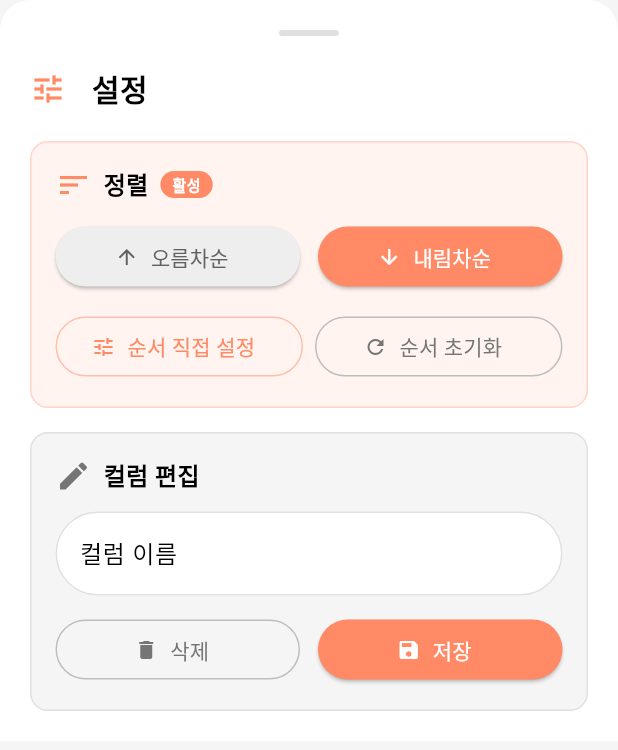
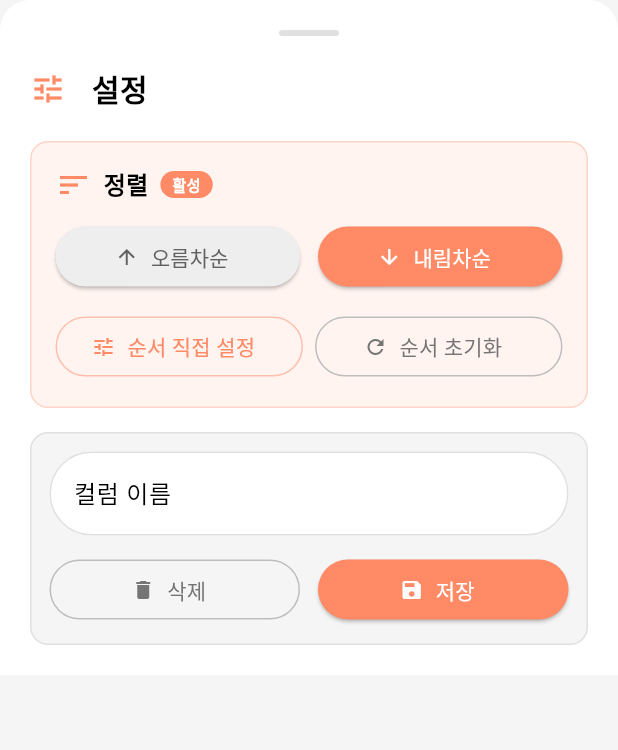
Before and after one commit to ruby400/house_note, a Flutter app: the ColumnSortFilterBottomSheet widget shown alone on an empty page, opened directly with empty values, on a phone screen of 412 x 824 dp. Shown: the top 750 px of the screen. Run offline on Flutter 3.47's test engine with Material 3 defaults, Android fonts, the phone set to English and light mode, and no system bars; our stand-ins replace cloud_firestore, firebase_auth, firebase_core, flutter_riverpod, go_router, google_sign_in and 6 more; missing offline and left inert: gal; accounts and stored records are empty.

Commit message:
컬럼편집 섹션 정리 및 여백 축소
- '컬럼 편집' 제목과 아이콘 제거
- 컬럼이름 입력칸만 유지하여 깔끔하게 정리
- 섹션 패딩을 16에서 12로 축소하여 여백 최적화

🤖 Generated with [Claude Code](https://claude.ai/code)

Co-Authored-By: Claude <noreply@anthropic.com>

```diff
--- a/lib/features/chart/views/column_sort_filter_bottom_sheet.dart
+++ b/lib/features/chart/views/column_sort_filter_bottom_sheet.dart
@@ -253,7 +253,7 @@ class _ColumnSortFilterBottomSheetState
 
   Widget _buildEditSection() {
     return Container(
-      padding: const EdgeInsets.all(16),
+      padding: const EdgeInsets.all(12),
       decoration: BoxDecoration(
         color: Colors.grey[100],
         borderRadius: BorderRadius.circular(12),
@@ -262,20 +262,6 @@ class _ColumnSortFilterBottomSheetState
       child: Column(
         crossAxisAlignment: CrossAxisAlignment.start,
         children: [
-          Row(
-            children: [
-              Icon(Icons.edit, color: Colors.grey[600]),
-              const SizedBox(width: 8),
-              const Text(
-                '컬럼 편집',
-                style: TextStyle(
-                  fontSize: 16,
-                  fontWeight: FontWeight.w600,
-                ),
-              ),
-            ],
-          ),
-          const SizedBox(height: 12),
           TextField(
             controller: _renameController,
             decoration: InputDecoration(
```
